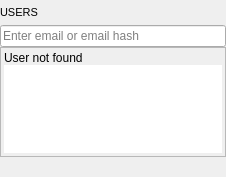
Before: the Qt Designer form BlockSettleUILib/SearchWidget.ui in BlockSettle/terminal, drawn with Qt 5.
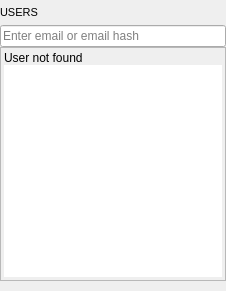
After: the same form once the commit is applied. Custom widgets are drawn as their Qt base class.

Commit message: Minimized space between search input and chat rooms

```diff
--- a/BlockSettleUILib/SearchWidget.ui
+++ b/BlockSettleUILib/SearchWidget.ui
@@ -7,9 +7,15 @@
     <x>0</x>
     <y>0</y>
     <width>226</width>
-    <height>177</height>
+    <height>291</height>
    </rect>
   </property>
+  <property name="sizePolicy">
+   <sizepolicy hsizetype="Preferred" vsizetype="Minimum">
+    <horstretch>0</horstretch>
+    <verstretch>0</verstretch>
+   </sizepolicy>
+  </property>
   <layout class="QVBoxLayout" name="_2">
    <property name="spacing">
     <number>0</number>
@@ -131,12 +137,12 @@
         <enum>Qt::Vertical</enum>
        </property>
        <property name="sizeType">
-        <enum>QSizePolicy::MinimumExpanding</enum>
+        <enum>QSizePolicy::Fixed</enum>
        </property>
        <property name="sizeHint" stdset="0">
         <size>
          <width>20</width>
-         <height>20</height>
+         <height>10</height>
         </size>
        </property>
       </spacer>
```
The commit also changes 1 other file.
